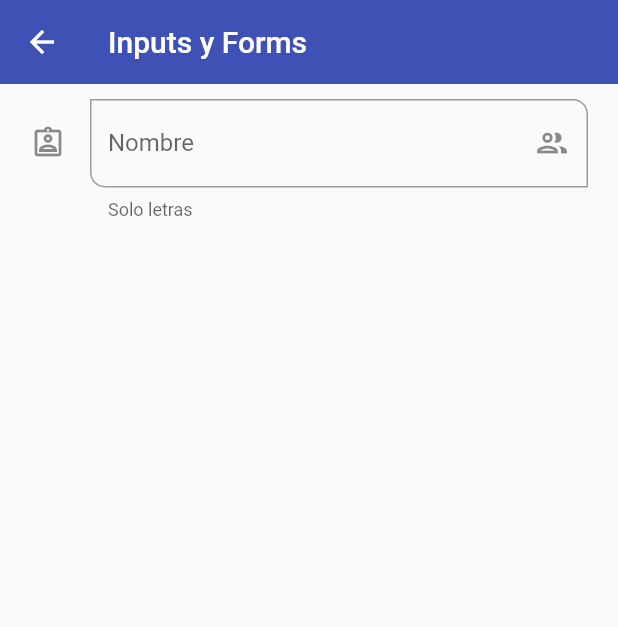
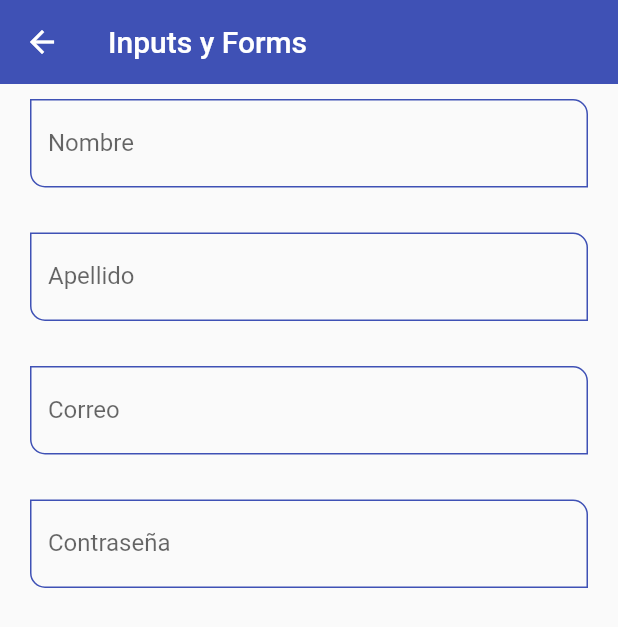
Before and after one commit to DG-Develop/Components_Flutter, a Flutter app: the InputsScreen screen opened by its route, on a phone screen of 412 x 824 dp. Shown: the top 627 px of the screen. Run offline on Flutter 3.47's test engine with Material 2 defaults, Android fonts, the phone set to English and light mode, and no system bars.

Commit message:
[ADD] Agregnado un custom widget para los inputsfield para el formulario para que sea dinamico

```diff
--- a/lib/screens/inputs_screen.dart
+++ b/lib/screens/inputs_screen.dart
@@ -1,4 +1,5 @@
 import 'package:flutter/material.dart';
+import 'package:fl_components/widgets/custom_input_field.dart';
 
 class InputsScreen extends StatelessWidget {
   const InputsScreen({Key? key}) : super(key: key);
@@ -10,33 +11,36 @@ class InputsScreen extends StatelessWidget {
       body: SingleChildScrollView(
           child: Padding(
         padding: const EdgeInsets.symmetric(horizontal: 20, vertical: 10),
-        child: Column(children: [
-          TextFormField(
-            autofocus: false,
-            initialValue: '',
-            textCapitalization: TextCapitalization.words,
-            onChanged: (value) {
-              print('value $value');
-            },
-            validator: (value) {
-              if (value == null) return 'Este campo es requerido';
-              return value.length < 3 ? 'Minimo de 3 letras' : null;
-            },
-            autovalidateMode: AutovalidateMode.onUserInteraction,
-            decoration: const InputDecoration(
-                hintText: 'Nombre del usuario',
-                labelText: 'Nombre',
-                helperText: 'Solo letras',
-                // prefixIcon: Icon(Icons.verified_user_outlined),
-                suffixIcon: Icon(Icons.group_outlined),
-                icon: Icon(Icons.assignment_ind_outlined),
-                focusedBorder: OutlineInputBorder(
-                  borderSide: BorderSide(color: Colors.green),
-                ),
-                border: OutlineInputBorder(
-                    borderRadius: BorderRadius.only(
-                        bottomLeft: Radius.circular(10),
-                        topRight: Radius.circular(10)))),
+        child: Column(children: const [
+          CustomInputField(
+            labelText: 'Nombre',
+            hintText: 'Nombre de Usuario',
+          ),
+          SizedBox(
+            height: 30,
+          ),
+          CustomInputField(
+            labelText: 'Apellido',
+            hintText: 'Apellido del usuario',
+          ),
+          SizedBox(
+            height: 30,
+          ),
+          CustomInputField(
+            labelText: 'Correo',
+            hintText: 'Correo del usuario',
+            keyboardType: TextInputType.emailAddress,
+          ),
+          SizedBox(
+            height: 30,
+          ),
+          CustomInputField(
+            labelText: 'Contraseña',
+            hintText: 'Contraseña del usuario',
+            obscureText: true,
+          ),
+          SizedBox(
+            height: 30,
           )
         ]),
       )),
--- a/lib/themes/app_theme.dart
+++ b/lib/themes/app_theme.dart
@@ -18,7 +18,23 @@ class AppTheme {
       /* ElevatedButon */
       elevatedButtonTheme: ElevatedButtonThemeData(
           style: ElevatedButton.styleFrom(
-              primary: primary, shape: const StadiumBorder(), elevation: 0)));
+              primary: primary, shape: const StadiumBorder(), elevation: 0)),
+      inputDecorationTheme: const InputDecorationTheme(
+          floatingLabelStyle: TextStyle(color: primary),
+          enabledBorder: OutlineInputBorder(
+              borderSide: BorderSide(color: primary),
+              borderRadius: BorderRadius.only(
+                  bottomLeft: Radius.circular(10),
+                  topRight: Radius.circular(10))),
+          focusedBorder: OutlineInputBorder(
+              borderSide: BorderSide(color: primary),
+              borderRadius: BorderRadius.only(
+                  bottomLeft: Radius.circular(10),
+                  topRight: Radius.circular(10))),
+          border: OutlineInputBorder(
+              borderRadius: BorderRadius.only(
+                  bottomLeft: Radius.circular(10),
+                  topRight: Radius.circular(10)))));
 
   static final ThemeData darkTheme = ThemeData.dark().copyWith(
       primaryColor: primary,
--- /dev/null
+++ b/lib/widgets/custom_input_field.dart
@@ -0,0 +1,49 @@
+import 'package:flutter/material.dart';
+
+class CustomInputField extends StatelessWidget {
+  final String? hintText;
+  final String? labelText;
+  final String? helperText;
+  final IconData? icon;
+  final IconData? suffixIcon;
+  final TextInputType? keyboardType;
+  final bool obscureText;
+
+  const CustomInputField({
+    Key? key,
+    this.hintText,
+    this.labelText,
+    this.helperText,
+    this.icon,
+    this.suffixIcon,
+    this.keyboardType,
+    this.obscureText = false,
+  }) : super(key: key);
+
+  @override
+  Widget build(BuildContext context) {
+    return TextFormField(
+      autofocus: false,
+      initialValue: '',
+      textCapitalization: TextCapitalization.words,
+      keyboardType: keyboardType,
+      obscureText: obscureText,
+      onChanged: (value) {
+        print('value $value');
+      },
+      validator: (value) {
+        if (value == null) return 'Este campo es requerido';
+        return value.length < 3 ? 'Minimo de 3 letras' : null;
+      },
+      autovalidateMode: AutovalidateMode.onUserInteraction,
+      decoration: InputDecoration(
+        hintText: hintText,
+        labelText: labelText,
+        helperText: helperText,
+        // prefixIcon: Icon(Icons.verified_user_outlined),
+        suffixIcon: suffixIcon == null ? null : Icon(suffixIcon),
+        icon: icon == null ? null : Icon(icon),
+      ),
+    );
+  }
+}
--- a/lib/widgets/widgets.dart
+++ b/lib/widgets/widgets.dart
@@ -1,3 +1,5 @@
+export 'package:fl_components/widgets/custom_input_field.dart';
+
 export 'package:fl_components/widgets/custom_card_type_2.dart';
 
 export 'package:fl_components/widgets/custom_card_type_1.dart';
```
